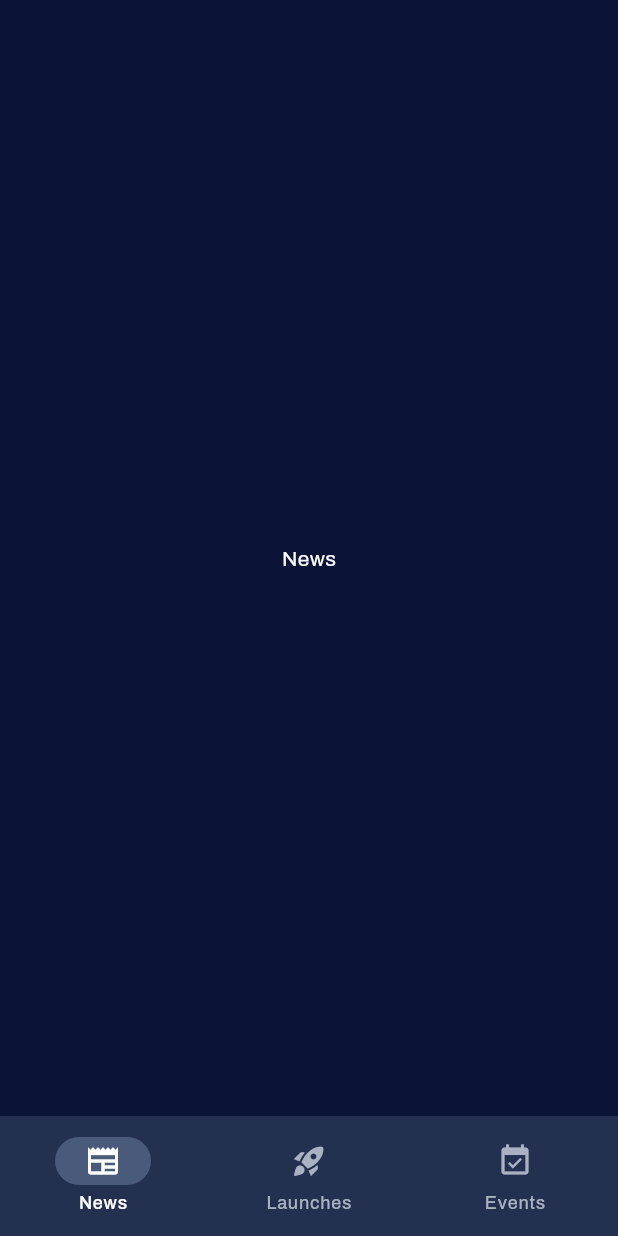
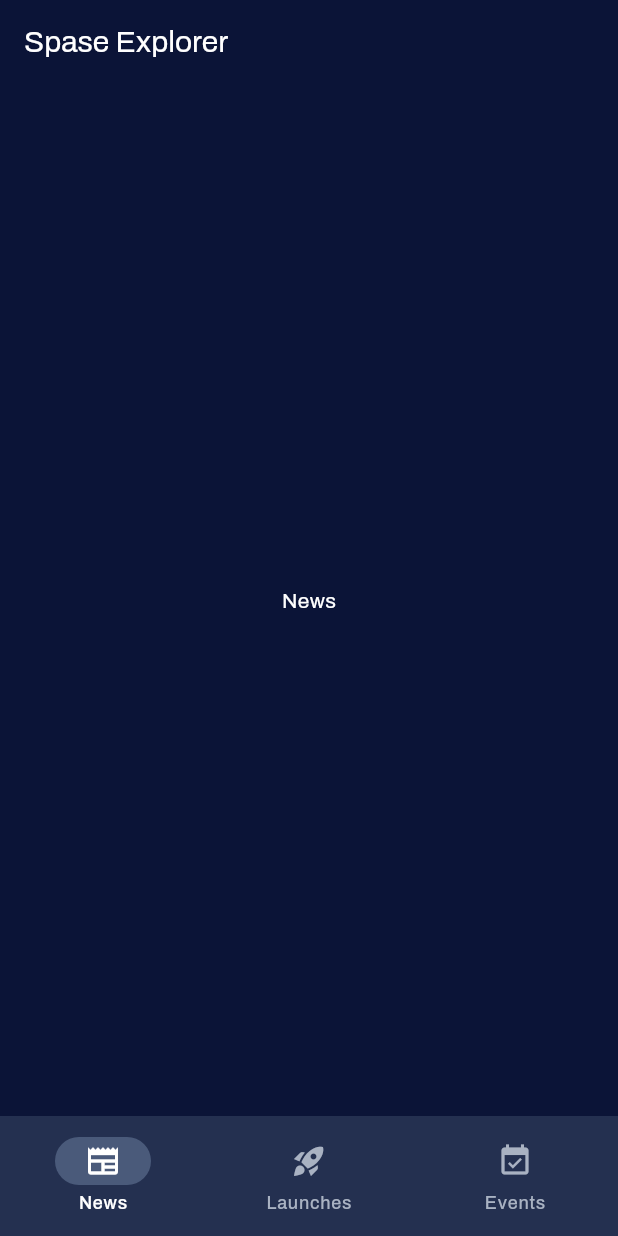
Before and after one commit to LightM2/Spase_Explorer, a Flutter app: the screen it shows after launch, on a phone screen of 412 x 824 dp. Run offline on Flutter 3.47's test engine with Material 3 defaults, Android fonts, the phone set to English and light mode, and no system bars; our stand-ins replace bloc, dio, flutter_svg, gap, go_router, google_fonts and 4 more; generated files the repository leaves out were written again.

Commit message:
feat: adaptive navigation bar

```diff
--- a/lib/core/navigation/navigation.dart
+++ b/lib/core/navigation/navigation.dart
@@ -1,3 +1,3 @@
 export 'routes.dart';
-export 'scaffold_with_nav_bar.dart';
 export 'spase_router.dart';
+export 'widgets/scaffold_with_nav_bar.dart';
--- a/lib/core/navigation/scaffold_with_nav_bar.dart
+++ b/lib/core/navigation/widgets/mobile_scaffold.dart
@@ -2,11 +2,12 @@ import 'package:flutter/material.dart';
 import 'package:go_router/go_router.dart';
 import 'package:spase_explorer/l10n/l10n.dart';
 
-class ScaffoldWithNestedNavigation extends StatelessWidget {
-  const ScaffoldWithNestedNavigation({
+class MobileScaffold extends StatelessWidget {
+  const MobileScaffold({
     required this.navigationShell,
-    Key? key,
-  }) : super(key: key ?? const ValueKey('ScaffoldWithNestedNavigation'));
+    super.key,
+  });
+
   final StatefulNavigationShell navigationShell;
 
   void _goBranch(int index) {
@@ -19,6 +20,13 @@ class ScaffoldWithNestedNavigation extends StatelessWidget {
   @override
   Widget build(BuildContext context) {
     return Scaffold(
+      appBar: AppBar(
+        title: Text(
+          context.l10n.appBarTitle,
+          style: const TextStyle(fontSize: 20),
+        ),
+        centerTitle: false,
+      ),
       body: navigationShell,
       bottomNavigationBar: NavigationBar(
         selectedIndex: navigationShell.currentIndex,
--- /dev/null
+++ b/lib/core/navigation/widgets/scaffold_with_nav_bar.dart
@@ -0,0 +1,20 @@
+import 'package:flutter/material.dart';
+import 'package:go_router/go_router.dart';
+import 'package:spase_explorer/core/navigation/widgets/mobile_scaffold.dart';
+import 'package:spase_explorer/core/navigation/widgets/web_scaffold.dart';
+
+class ScaffoldWithNestedNavigation extends StatelessWidget {
+  const ScaffoldWithNestedNavigation({
+    required this.navigationShell,
+    Key? key,
+  }) : super(key: key ?? const ValueKey('ScaffoldWithNestedNavigation'));
+  final StatefulNavigationShell navigationShell;
+
+  @override
+  Widget build(BuildContext context) {
+    final isLarge = MediaQuery.of(context).size.width > 600;
+    return isLarge
+        ? WebScaffold(navigationShell: navigationShell)
+        : MobileScaffold(navigationShell: navigationShell);
+  }
+}
```
Also changed, not shown: lib/core/navigation/widgets/web_scaffold.dart (added, +100 -0 lines), assets/icons/events.svg, assets/icons/launches.svg, assets/icons/news.svg, lib/core/design_system/colors/colors.dart (line endings or trailing spaces).
